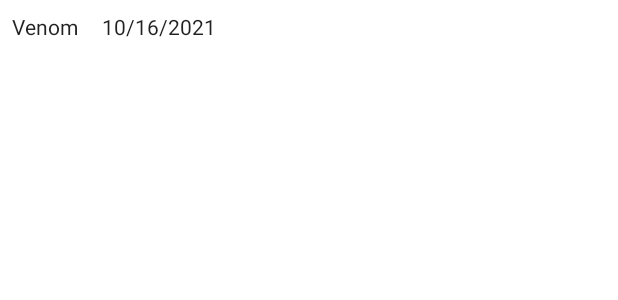
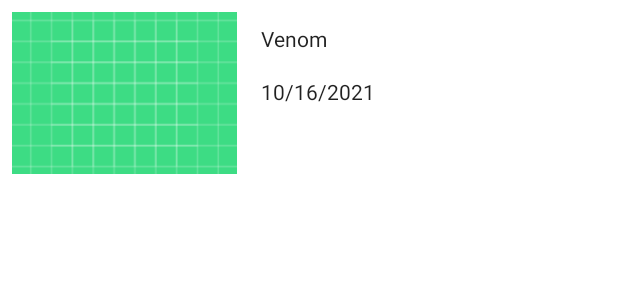
Before and after one commit to mgida/Movie_MVVM, an Android app: the layout movie_list_item.xml on its own in the app's theme, with its tools: preview values and no code run, on a phone screen of 412 x 824 dp. Shown: the top 300 px of the screen. Run offline under Robolectric (Android 15) with nearby library versions, the phone set to English and light mode, and no system bars.

Commit message:
modify list item

```diff
--- a/app/build.gradle
+++ b/app/build.gradle
@@ -58,4 +58,8 @@ dependencies {
 
     //coroutines
     implementation("org.jetbrains.kotlinx:kotlinx-coroutines-android:1.3.9")
+
+    //Gradle
+    implementation 'com.github.bumptech.glide:glide:4.12.0'
+    annotationProcessor 'com.github.bumptech.glide:compiler:4.12.0'
 }
--- a/app/src/main/java/com/example/movie_mvvm/adapter/MovieAdapter.kt
+++ b/app/src/main/java/com/example/movie_mvvm/adapter/MovieAdapter.kt
@@ -6,6 +6,7 @@ import android.view.ViewGroup
 import androidx.recyclerview.widget.AsyncListDiffer
 import androidx.recyclerview.widget.DiffUtil
 import androidx.recyclerview.widget.RecyclerView
+import com.bumptech.glide.Glide
 import com.example.movie_mvvm.R
 import com.example.movie_mvvm.data.model.MovieModel
 import kotlinx.android.synthetic.main.movie_list_item.view.*
@@ -35,6 +36,12 @@ class MovieAdapter : RecyclerView.Adapter<MovieAdapter.MovieViewHolder>() {
     override fun onBindViewHolder(holder: MovieViewHolder, position: Int) {
         val currentMovie: MovieModel? = differ.currentList[position]
         holder.itemView.apply {
+
+            Glide.with(this)
+                .load("https://image.tmdb.org/t/p/w500${currentMovie?.poster_path}")
+                .placeholder(R.drawable.ic_launcher_background)
+                .error(R.drawable.ic_launcher_foreground)
+                .into(imageView)
             tvTitle.text = currentMovie?.title ?: "venom"
             tvDate.text = currentMovie?.release_date ?: "10/16"
         }
--- a/app/src/main/res/layout/movie_list_item.xml
+++ b/app/src/main/res/layout/movie_list_item.xml
@@ -1,24 +1,42 @@
 <?xml version="1.0" encoding="utf-8"?>
-<LinearLayout xmlns:android="http://schemas.android.com/apk/res/android"
+<androidx.constraintlayout.widget.ConstraintLayout xmlns:android="http://schemas.android.com/apk/res/android"
+    xmlns:app="http://schemas.android.com/apk/res-auto"
     xmlns:tools="http://schemas.android.com/tools"
     android:layout_width="match_parent"
     android:layout_height="wrap_content"
-    android:orientation="horizontal"
     android:padding="8dp">
+
+    <ImageView
+        android:id="@+id/imageView"
+        android:layout_width="150dp"
+        android:layout_height="wrap_content"
+        android:contentDescription="@null"
+        android:scaleType="centerCrop"
+        app:layout_constraintBottom_toBottomOf="parent"
+        app:layout_constraintStart_toStartOf="parent"
+        app:layout_constraintTop_toTopOf="parent"
+        app:srcCompat="@drawable/ic_launcher_background" />
 
     <TextView
         android:id="@+id/tvTitle"
         android:layout_width="wrap_content"
         android:layout_height="wrap_content"
-        android:layout_marginEnd="16dp"
+        android:layout_marginStart="16dp"
+        android:layout_marginTop="8dp"
         android:textAppearance="@style/TextAppearance.AppCompat.Body1"
+        app:layout_constraintStart_toEndOf="@+id/imageView"
+        app:layout_constraintTop_toTopOf="parent"
         tools:text="Venom" />
+
 
     <TextView
         android:id="@+id/tvDate"
         android:layout_width="wrap_content"
         android:layout_height="wrap_content"
+        android:layout_marginStart="16dp"
+        android:layout_marginTop="16dp"
         android:textAppearance="@style/TextAppearance.AppCompat.Body1"
+        app:layout_constraintStart_toEndOf="@+id/imageView"
+        app:layout_constraintTop_toBottomOf="@+id/tvTitle"
         tools:text="10/16/2021" />
-
-</LinearLayout>
+</androidx.constraintlayout.widget.ConstraintLayout>
```
